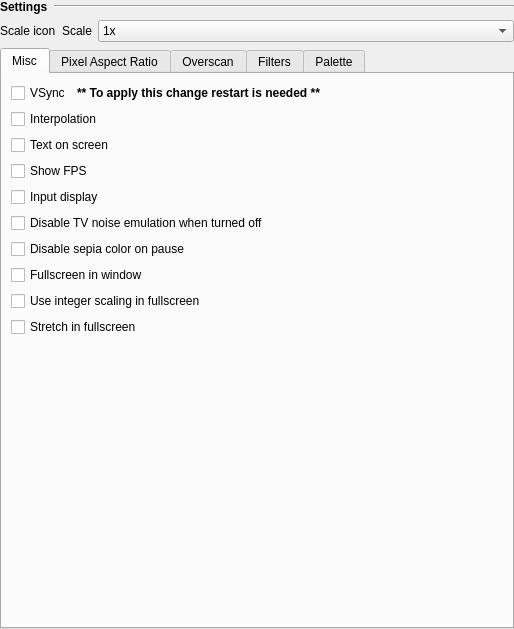
punesemu/puNES, file src/gui/designer/wdgSettingsVideo.ui: the form before one commit.
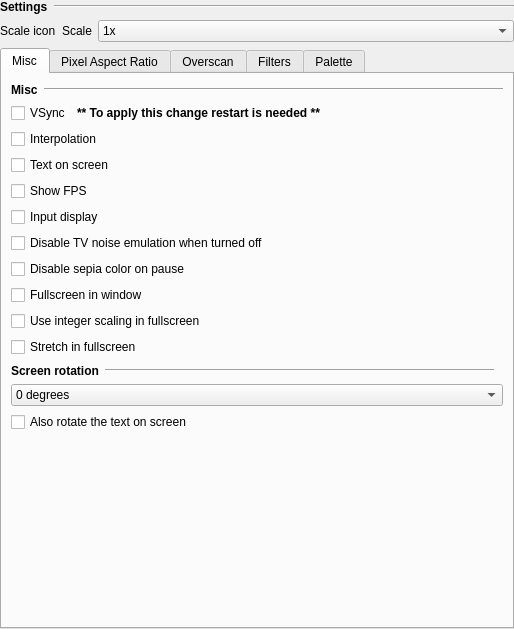
The form after the commit. Icons and pictures are not drawn. Custom widgets are drawn as their Qt base class.

Commit message:
Added an option to rotate the screen.
It's possible rotate the screen using the buttons next to the menu or by
setting the parameter "Settings -> Video -> Misc -> Screen Rotation".

```diff
--- a/src/gui/designer/wdgSettingsVideo.ui
+++ b/src/gui/designer/wdgSettingsVideo.ui
@@ -126,6 +126,36 @@
          <string>Misc</string>
         </attribute>
         <layout class="QVBoxLayout" name="verticalLayout_Video_Misc">
+         <item>
+          <layout class="QHBoxLayout" name="horizontalLayout_Misc">
+           <item>
+            <widget class="QLabel" name="label_Misc">
+             <property name="font">
+              <font>
+               <weight>75</weight>
+               <bold>true</bold>
+              </font>
+             </property>
+             <property name="text">
+              <string>Misc</string>
+             </property>
+            </widget>
+           </item>
+           <item>
+            <widget class="Line" name="line_Misc">
+             <property name="sizePolicy">
+              <sizepolicy hsizetype="Expanding" vsizetype="Fixed">
+               <horstretch>0</horstretch>
+               <verstretch>0</verstretch>
+              </sizepolicy>
+             </property>
+             <property name="orientation">
+              <enum>Qt::Horizontal</enum>
+             </property>
+            </widget>
+           </item>
+          </layout>
+         </item>
          <item>
           <layout class="QHBoxLayout" name="horizontalLayout_Vsync">
            <item>
@@ -219,6 +249,73 @@
            </property>
           </widget>
          </item>
+         <item>
+          <layout class="QHBoxLayout" name="horizontalLayout_Screen_Rotation">
+           <property name="topMargin">
+            <number>1</number>
+           </property>
+           <property name="rightMargin">
+            <number>9</number>
+           </property>
+           <item>
+            <widget class="QLabel" name="label_Screen_Rotation">
+             <property name="font">
+              <font>
+               <weight>75</weight>
+               <bold>true</bold>
+              </font>
+             </property>
+             <property name="text">
+              <string>Screen rotation</string>
+             </property>
+            </widget>
+           </item>
+           <item>
+            <widget class="Line" name="line_Screen_Rotation">
+             <property name="sizePolicy">
+              <sizepolicy hsizetype="Expanding" vsizetype="Fixed">
+               <horstretch>0</horstretch>
+               <verstretch>0</verstretch>
+              </sizepolicy>
+             </property>
+             <property name="orientation">
+              <enum>Qt::Horizontal</enum>
+             </property>
+            </widget>
+           </item>
+          </layout>
+         </item>
+         <item>
+          <widget class="QComboBox" name="comboBox_Screen_Rotation">
+           <item>
+            <property name="text">
+             <string>0 degrees</string>
+            </property>
+           </item>
+           <item>
+            <property name="text">
+             <string>90 degrees</string>
+            </property>
+           </item>
+           <item>
+            <property name="text">
+             <string>180 degrees</string>
+            </property>
+           </item>
+           <item>
+            <property name="text">
+             <string>270 degrees</string>
+            </property>
+           </item>
+          </widget>
+         </item>
+         <item>
+          <widget class="QCheckBox" name="checkBox_Text_Rotation">
+           <property name="text">
+            <string>Also rotate the text on screen</string>
+           </property>
+          </widget>
+         </item>
          <item>
           <spacer name="verticalSpacer_Video_Misc">
            <property name="orientation">
@@ -226,8 +323,8 @@
            </property>
            <property name="sizeHint" stdset="0">
             <size>
-             <width>20</width>
-             <height>40</height>
+             <width>487</width>
+             <height>173</height>
             </size>
            </property>
           </spacer>
```
Left out of the diff: 4 changed lines with no effect on the pictures. The commit also changes 19 other files.
